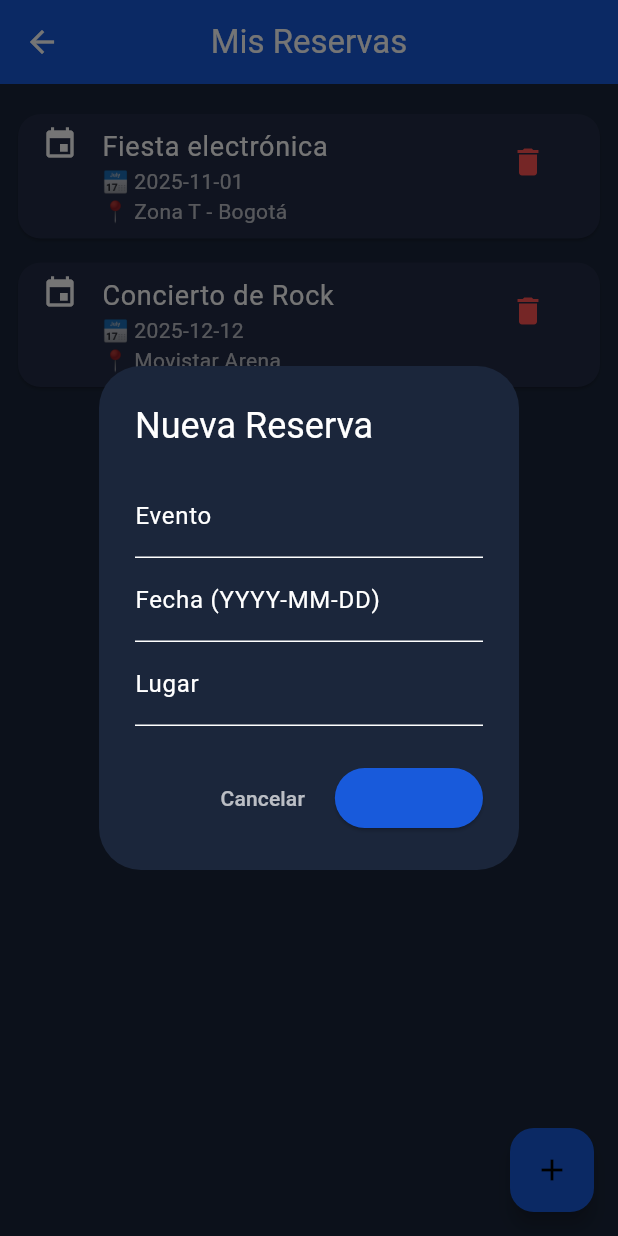
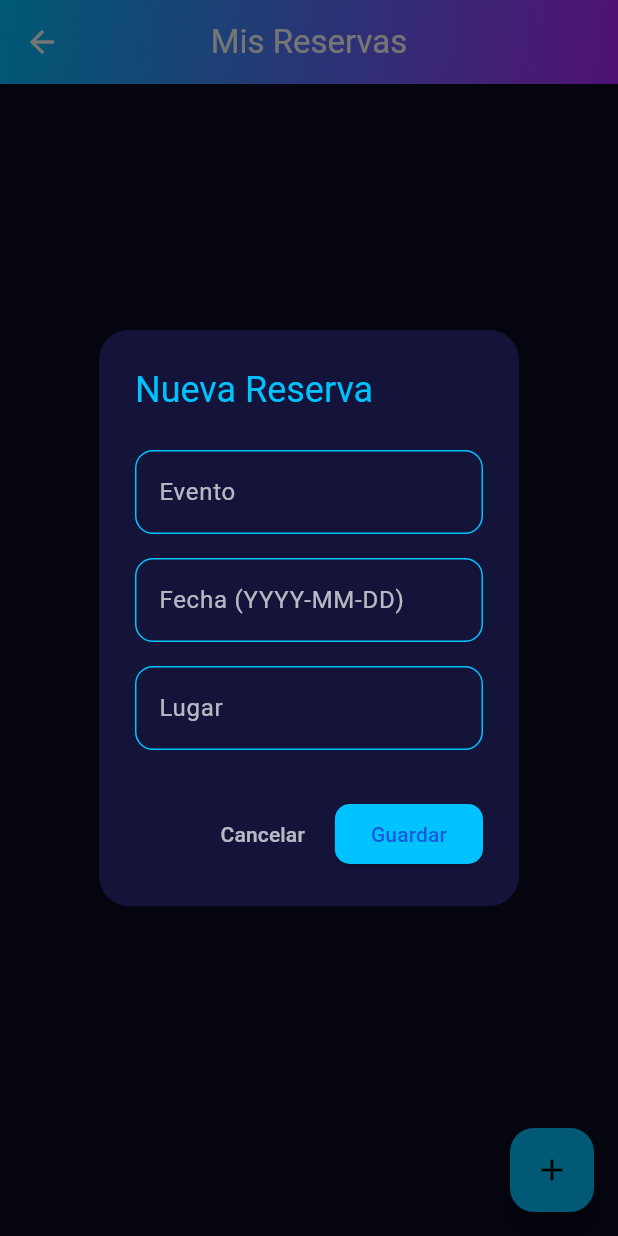
Before and after one commit to AndreSSS1022/Quiz, a Flutter app: the Bookings screen opened by its route, after a tap on the "add" icon, on a phone screen of 412 x 824 dp. Run offline on Flutter 3.47's test engine with Material 3 defaults, Android fonts, the phone set to English and light mode, and no system bars; our stand-ins replace carousel_slider, flutter_secure_storage, local_auth; accounts and stored records are empty.

Commit message:
Mejora de vista bookings

```diff
--- a/partyfinder/lib/screens/bookings.dart
+++ b/partyfinder/lib/screens/bookings.dart
@@ -4,27 +4,22 @@ class Bookings extends StatefulWidget {
   const Bookings({super.key});
 
   @override
-  State<Bookings> createState() => _NewViewState();
+  State<Bookings> createState() => _BookingsState();
 }
 
-class _NewViewState extends State<Bookings> {
-  final Color midBlue = const Color(0xFF185ADB);
+class _BookingsState extends State<Bookings> {
+  // 🎨 Paleta de colores (variables globales del tema)
+  final Color primaryColor = const Color(0xFF00C2FF);
+  final Color secondaryColor = const Color(0xFFB026FF);
+  final Color backgroundColor = const Color(0xFF0A0A23);
+  final Color cardColor = const Color(0xFF14143A);
+  final Color textColor = Colors.white;
+  final Color accentColor = const Color(0xFFFF4081);
 
-  // Lista simulada de reservas
-  List<Map<String, String>> reservas = [
-    {
-      'evento': 'Fiesta electrónica',
-      'fecha': '2025-11-01',
-      'lugar': 'Zona T - Bogotá',
-    },
-    {
-      'evento': 'Concierto de Rock',
-      'fecha': '2025-12-12',
-      'lugar': 'Movistar Arena',
-    },
-  ];
+  // 📝 Lista simulada de reservas
+  List<Map<String, String>> reservas = [];
 
-  // Controladores del formulario
+  // 🧾 Controladores del formulario
   final _formKey = GlobalKey<FormState>();
   final _eventoController = TextEditingController();
   final _fechaController = TextEditingController();
@@ -38,7 +33,7 @@ class _NewViewState extends State<Bookings> {
     super.dispose();
   }
 
-  // Función para agregar una nueva reserva
+  // ➕ Función para agregar una nueva reserva
   void _agregarReserva() {
     if (_formKey.currentState!.validate()) {
       setState(() {
@@ -54,51 +49,42 @@ class _NewViewState extends State<Bookings> {
       _lugarController.clear();
 
       ScaffoldMessenger.of(context).showSnackBar(
-        const SnackBar(content: Text('Reserva agregada con éxito')),
+        const SnackBar(content: Text('🎉 ¡Reserva agregada con éxito!')),
       );
     }
   }
 
-  // Diálogo para crear nueva reserva
+  // 🪩 Diálogo para crear nueva reserva
   void _mostrarDialogoNuevaReserva() {
     showDialog(
       context: context,
       builder: (context) => AlertDialog(
-        backgroundColor: const Color(0xFF1B263B),
-        title: const Text('Nueva Reserva'),
+        backgroundColor: cardColor,
+        shape: RoundedRectangleBorder(borderRadius: BorderRadius.circular(20)),
+        title: Text('Nueva Reserva', style: TextStyle(color: primaryColor)),
         content: Form(
           key: _formKey,
           child: Column(
             mainAxisSize: MainAxisSize.min,
             children: [
-              TextFormField(
-                controller: _eventoController,
-                decoration: const InputDecoration(labelText: 'Evento'),
-                validator: (v) =>
-                    v == null || v.isEmpty ? 'Campo obligatorio' : null,
-              ),
-              TextFormField(
-                controller: _fechaController,
-                decoration: const InputDecoration(labelText: 'Fecha (YYYY-MM-DD)'),
-                validator: (v) =>
-                    v == null || v.isEmpty ? 'Campo obligatorio' : null,
-              ),
-              TextFormField(
-                controller: _lugarController,
-                decoration: const InputDecoration(labelText: 'Lugar'),
-                validator: (v) =>
-                    v == null || v.isEmpty ? 'Campo obligatorio' : null,
-              ),
+              _buildTextField(_eventoController, 'Evento'),
+              _buildTextField(_fechaController, 'Fecha (YYYY-MM-DD)'),
+              _buildTextField(_lugarController, 'Lugar'),
             ],
           ),
         ),
         actions: [
           TextButton(
             onPressed: () => Navigator.pop(context),
-            child: const Text('Cancelar', style: TextStyle(color: Colors.white70)),
+            child: Text('Cancelar', style: TextStyle(color: Colors.white70)),
           ),
           ElevatedButton(
-            style: ElevatedButton.styleFrom(backgroundColor: midBlue),
+            style: ElevatedButton.styleFrom(
+              backgroundColor: primaryColor,
+              shape: RoundedRectangleBorder(
+                borderRadius: BorderRadius.circular(10),
+              ),
+            ),
             onPressed: _agregarReserva,
             child: const Text('Guardar'),
           ),
@@ -107,61 +93,120 @@ class _NewViewState extends State<Bookings> {
     );
   }
 
+  Widget _buildTextField(TextEditingController controller, String label) {
+    return Padding(
+      padding: const EdgeInsets.symmetric(vertical: 8),
+      child: TextFormField(
+        controller: controller,
+        style: TextStyle(color: textColor),
+        decoration: InputDecoration(
+          labelText: label,
+          labelStyle: const TextStyle(color: Colors.white70),
+          enabledBorder: OutlineInputBorder(
+            borderRadius: BorderRadius.circular(12),
+            borderSide: BorderSide(color: primaryColor),
+          ),
+          focusedBorder: OutlineInputBorder(
+            borderRadius: BorderRadius.circular(12),
+            borderSide: BorderSide(color: secondaryColor, width: 2),
+          ),
+        ),
+        validator: (v) =>
+            v == null || v.isEmpty ? 'Campo obligatorio' : null,
+      ),
+    );
+  }
+
+
   @override
   Widget build(BuildContext context) {
     return Scaffold(
+      backgroundColor: backgroundColor,
       appBar: AppBar(
         title: const Text('Mis Reservas'),
-        backgroundColor: midBlue,
         centerTitle: true,
+        backgroundColor: Colors.transparent,
+        elevation: 0,
+        flexibleSpace: Container(
+          decoration: BoxDecoration(
+            gradient: LinearGradient(
+              colors: [primaryColor, secondaryColor],
+              begin: Alignment.topLeft,
+              end: Alignment.bottomRight,
             ),
-      backgroundColor: const Color(0xFF1B263B),
-
-      // 🔘 Botón flotante para nueva reserva
+          ),
+        ),
+      ),
       floatingActionButton: FloatingActionButton(
-        backgroundColor: midBlue,
+        backgroundColor: primaryColor,
         onPressed: _mostrarDialogoNuevaReserva,
-        child: const Icon(Icons.add),
+        child: const Icon(Icons.add, color: Colors.black),
       ),
-
-      // 📋 Lista de reservas
       body: reservas.isEmpty
-          ? const Center(
-              child: Text('No tienes reservas aún',
-                  style: TextStyle(color: Colors.white70, fontSize: 18)),
+          ? Center(
+              child: Text(
+                'No tienes reservas aún 🕺',
+                style: TextStyle(color: Colors.white70, fontSize: 18),
+              ),
             )
           : ListView.builder(
-              padding: const EdgeInsets.all(12),
+              padding: const EdgeInsets.all(16),
               itemCount: reservas.length,
               itemBuilder: (context, index) {
                 final r = reservas[index];
-                return Card(
-                  color: const Color(0xFF222B45),
+                return _buildReservaCard(r, index);
+              },
+            ),
+    );
+  }
+
+  // 💡 Tarjeta personalizada de reserva
+  Widget _buildReservaCard(Map<String, String> reserva, int index) {
+    return Container(
       margin: const EdgeInsets.symmetric(vertical: 8),
-                  shape: RoundedRectangleBorder(
-                      borderRadius: BorderRadius.circular(15)),
+      decoration: BoxDecoration(
+        gradient: LinearGradient(
+          colors: [cardColor, cardColor.withOpacity(0.7)],
+          begin: Alignment.topLeft,
+          end: Alignment.bottomRight,
+        ),
+        borderRadius: BorderRadius.circular(16),
+        border: Border.all(color: primaryColor.withOpacity(0.3)),
+        boxShadow: [
+          BoxShadow(
+            color: primaryColor.withOpacity(0.2),
+            blurRadius: 8,
+            offset: const Offset(0, 4),
+          ),
+        ],
+      ),
       child: ListTile(
-                    leading: const Icon(Icons.event, color: Colors.white),
-                    title: Text(r['evento']!,
-                        style: const TextStyle(fontSize: 18, color: Colors.white)),
-                    subtitle: Text(
-                      '📅 ${r['fecha']}\n📍 ${r['lugar']}',
-                      style: const TextStyle(color: Colors.white70),
+        leading: Icon(Icons.music_note_rounded, color: accentColor, size: 30),
+        title: Text(
+          reserva['evento']!,
+          style: TextStyle(
+            color: textColor,
+            fontSize: 18,
+            fontWeight: FontWeight.bold,
           ),
-                    isThreeLine: true,
+        ),
+        subtitle: Padding(
+          padding: const EdgeInsets.only(top: 4),
+          child: Text(
+            '${reserva['fecha']}\n ${reserva['lugar']}',
+            style: TextStyle(color: Colors.white70, height: 1.4),
+          ),
+        ),
         trailing: IconButton(
           icon: const Icon(Icons.delete, color: Colors.redAccent),
           onPressed: () {
             setState(() => reservas.removeAt(index));
             ScaffoldMessenger.of(context).showSnackBar(
-                          SnackBar(content: Text('Reserva eliminada: ${r['evento']}')),
+              SnackBar(content: Text('Reserva eliminada: ${reserva['evento']}')),
             );
           },
         ),
       ),
     );
-              },
-            ),
-    );
   }
 }
--- /dev/null
+++ b/partyfinder/package.json
@@ -0,0 +1,5 @@
+{
+  "dependencies": {
+    "flutter": "^0.0.5"
+  }
+}
```
Also changed, not shown: partyfinder/package-lock.json (added). Lines whose indentation alone changed are shown as unchanged.
